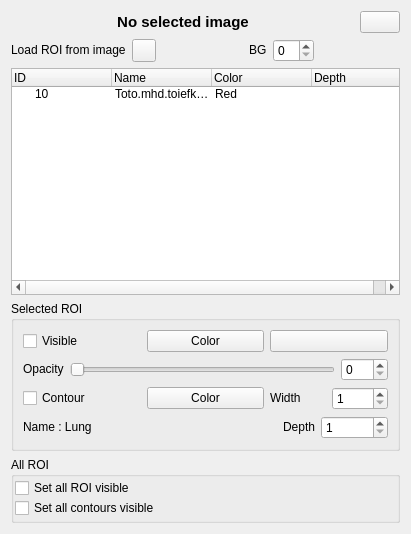
open-vv/vv, file vv/qt_ui/vvToolROIManager.ui: the form before one commit.
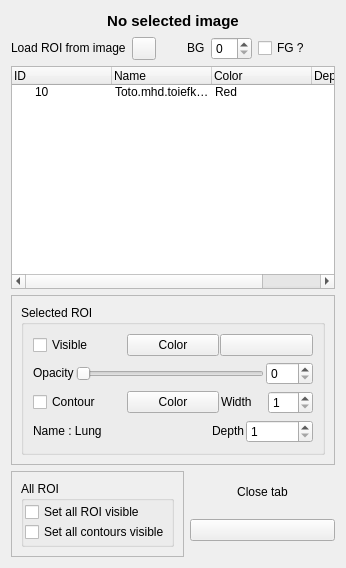
The form after the commit. Icons and pictures are not drawn.

Patch:
```diff
--- a/vv/qt_ui/vvToolROIManager.ui
+++ b/vv/qt_ui/vvToolROIManager.ui
@@ -6,8 +6,8 @@
    <rect>
     <x>0</x>
     <y>0</y>
-    <width>411</width>
-    <height>534</height>
+    <width>346</width>
+    <height>568</height>
    </rect>
   </property>
   <property name="sizePolicy">
@@ -25,8 +25,8 @@
   <property name="windowTitle">
    <string>Form</string>
   </property>
-  <layout class="QVBoxLayout" name="verticalLayout_3">
-   <item>
+  <layout class="QGridLayout" name="gridLayout_3">
+   <item row="0" column="0">
     <layout class="QHBoxLayout" name="horizontalLayout_2">
      <item>
       <spacer name="horizontalSpacer">
@@ -74,26 +74,9 @@
        </property>
       </spacer>
      </item>
-     <item>
-      <widget class="QPushButton" name="mCloseButton">
-       <property name="toolTip">
-        <string/>
-       </property>
-       <property name="autoFillBackground">
-        <bool>false</bool>
-       </property>
-       <property name="text">
-        <string/>
-       </property>
-       <property name="icon">
-        <iconset resource="../vvIcons.qrc">
-         <normaloff>:/common/icons/exit.png</normaloff>:/common/icons/exit.png</iconset>
-       </property>
-      </widget>
-     </item>
     </layout>
    </item>
-   <item>
+   <item row="1" column="0">
     <layout class="QHBoxLayout" name="horizontalLayout">
      <item>
       <widget class="QLabel" name="vectorFieldNameLabel_4">
@@ -163,6 +146,16 @@
      <item>
       <widget class="QSpinBox" name="mBackgroundValueSpinBox"/>
      </item>
+     <item>
+      <widget class="QCheckBox" name="mBGModeCheckBox">
+       <property name="toolTip">
+        <string>Tick if you want to consider FG mode instead of B mode</string>
+       </property>
+       <property name="text">
+        <string>FG ?</string>
+       </property>
+      </widget>
+     </item>
      <item>
       <spacer name="horizontalSpacer_2">
        <property name="orientation">
@@ -178,7 +171,7 @@
      </item>
     </layout>
    </item>
-   <item>
+   <item row="2" column="0">
     <widget class="QTreeWidget" name="mTree">
      <property name="sizePolicy">
       <sizepolicy hsizetype="Expanding" vsizetype="Expanding">
@@ -243,7 +236,16 @@
      </item>
     </widget>
    </item>
-   <item>
+   <item row="3" column="0">
+    <widget class="QFrame" name="frame">
+     <property name="frameShape">
+      <enum>QFrame::StyledPanel</enum>
+     </property>
+     <property name="frameShadow">
+      <enum>QFrame::Raised</enum>
+     </property>
+     <layout class="QGridLayout" name="gridLayout">
+      <item row="0" column="0">
     <widget class="QGroupBox" name="mGroupBoxROI">
      <property name="sizePolicy">
       <sizepolicy hsizetype="Preferred" vsizetype="Fixed">
@@ -257,6 +259,9 @@
      <layout class="QVBoxLayout" name="verticalLayout">
       <item>
        <layout class="QHBoxLayout" name="horizontalLayout_8">
+           <property name="spacing">
+            <number>1</number>
+           </property>
         <item>
          <widget class="QCheckBox" name="mCheckBoxShow">
           <property name="text">
@@ -301,6 +306,9 @@
       </item>
       <item>
        <layout class="QHBoxLayout" name="horizontalLayout_5">
+           <property name="spacing">
+            <number>2</number>
+           </property>
         <item>
          <widget class="QLabel" name="vectorFieldNameLabel_7">
           <property name="sizePolicy">
@@ -335,6 +343,9 @@
       </item>
       <item>
        <layout class="QHBoxLayout" name="horizontalLayout_9">
+           <property name="spacing">
+            <number>2</number>
+           </property>
         <item>
          <widget class="QCheckBox" name="mContourCheckBoxShow">
           <property name="text">
@@ -389,6 +400,9 @@
       </item>
       <item>
        <layout class="QHBoxLayout" name="horizontalLayout_3">
+           <property name="spacing">
+            <number>2</number>
+           </property>
         <item>
          <widget class="QLabel" name="mROInameLabel">
           <property name="sizePolicy">
@@ -443,6 +457,25 @@
      </layout>
     </widget>
    </item>
+     </layout>
+    </widget>
+   </item>
+   <item row="4" column="0">
+    <layout class="QHBoxLayout" name="horizontalLayout_7">
+     <item>
+      <widget class="QFrame" name="frame_2">
+       <property name="frameShape">
+        <enum>QFrame::StyledPanel</enum>
+       </property>
+       <property name="frameShadow">
+        <enum>QFrame::Raised</enum>
+       </property>
+       <layout class="QGridLayout" name="gridLayout_2">
+        <item row="0" column="0">
+         <layout class="QHBoxLayout" name="horizontalLayout_4">
+          <property name="spacing">
+           <number>2</number>
+          </property>
    <item>
     <widget class="QGroupBox" name="groupBox">
      <property name="sizePolicy">
@@ -499,6 +532,50 @@
       </item>
      </layout>
     </widget>
+          </item>
+         </layout>
+        </item>
+       </layout>
+      </widget>
+     </item>
+     <item>
+      <layout class="QVBoxLayout" name="verticalLayout_3">
+       <item>
+        <widget class="QLabel" name="mROInameLabel_4">
+         <property name="sizePolicy">
+          <sizepolicy hsizetype="Preferred" vsizetype="Fixed">
+           <horstretch>0</horstretch>
+           <verstretch>0</verstretch>
+          </sizepolicy>
+         </property>
+         <property name="text">
+          <string>Close tab</string>
+         </property>
+         <property name="alignment">
+          <set>Qt::AlignCenter</set>
+         </property>
+        </widget>
+       </item>
+       <item>
+        <widget class="QPushButton" name="mCloseButton">
+         <property name="toolTip">
+          <string/>
+         </property>
+         <property name="autoFillBackground">
+          <bool>false</bool>
+         </property>
+         <property name="text">
+          <string/>
+         </property>
+         <property name="icon">
+          <iconset resource="../vvIcons.qrc">
+           <normaloff>:/common/icons/exit.png</normaloff>:/common/icons/exit.png</iconset>
+         </property>
+        </widget>
+       </item>
+      </layout>
+     </item>
+    </layout>
    </item>
   </layout>
  </widget>
```
Lines whose indentation alone changed are shown as unchanged.
